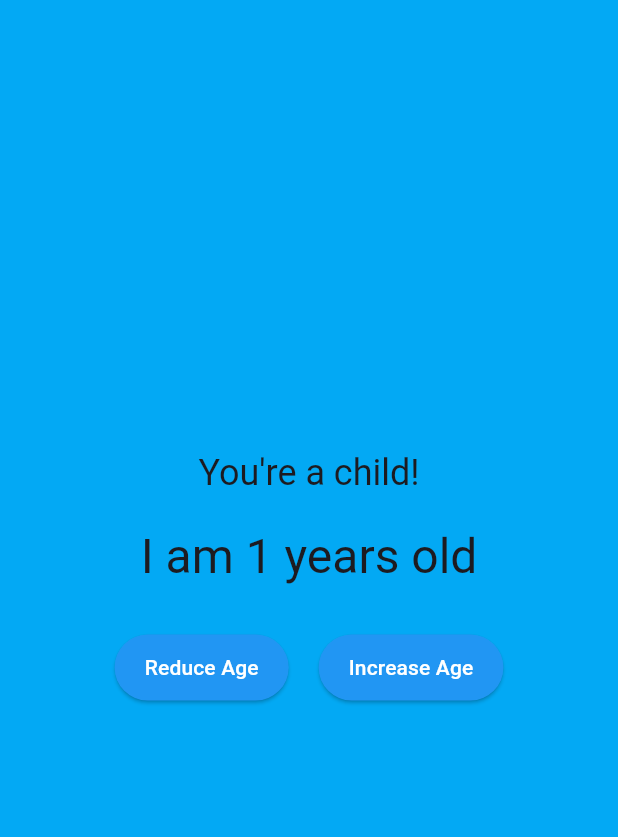
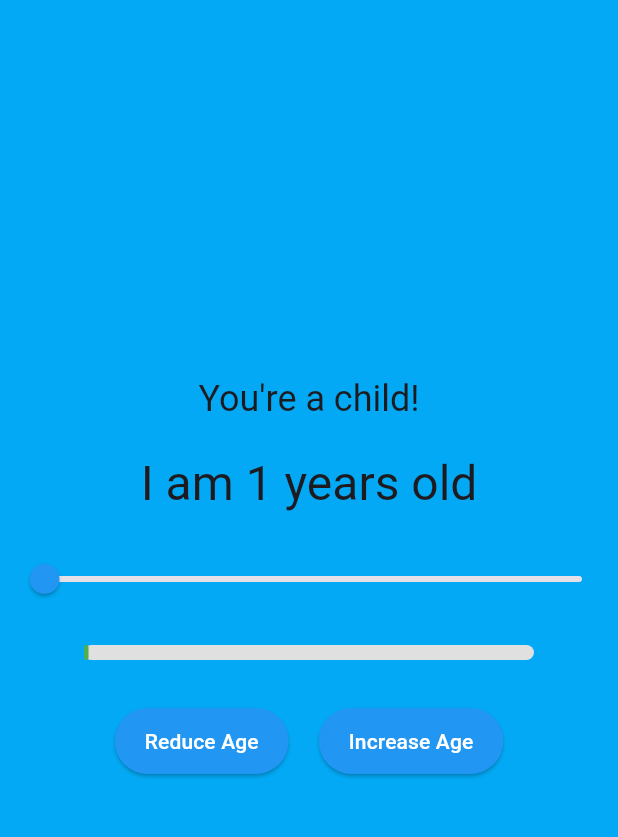
Before and after one commit to FaithNnakwe/milestone_app, a Flutter app: the screen it shows after launch, after a tap on "Increase Age", on a phone screen of 412 x 824 dp, the part 84-921 px from its top. Run offline on Flutter 3.47's test engine with Material 3 defaults, Android fonts, the light colour scheme and no system bars; missing offline and left inert: window_size.

Commit message:
Added slider and optimized it making it user friendly

```diff
--- a/lib/main.dart
+++ b/lib/main.dart
@@ -36,9 +36,16 @@ void setupWindow() {
 class Counter with ChangeNotifier {
   int value = 0;
 
+  void setAge(double newAge) {
+    value = newAge.toInt();
+    notifyListeners();
+  }
+
   void increment() {
-    value += 1;
-    notifyListeners();
+    if (value < 99) {
+      value += 1;
+      notifyListeners();
+    }
   }
 
   void decrement() {
@@ -68,7 +75,7 @@ class MyApp extends StatelessWidget {
 class MyHomePage extends StatelessWidget {
   const MyHomePage({super.key});
 
-  // Function to determine message and background color based on age
+  // Determine message and background color based on age
   Map<String, dynamic> getAgeMilestone(int age) {
     if (age <= 12) {
       return {'message': "You're a child!", 'color': Colors.lightBlue};
@@ -81,7 +88,18 @@ class MyHomePage extends StatelessWidget {
     } else if (age <= 68) {
       return {'message': "Golden years!", 'color': Colors.grey};
     } else {
-      return {'message': "Enjoy your retirement years!", 'color': Colors.red};
+      return {'message': "Enjor your retirement years!", 'color': Colors.pinkAccent};
+    }
+  }
+
+  // Determine progress bar color based on age
+  Color getProgressColor(int age) {
+    if (age <= 33) {
+      return Colors.green;
+    } else if (age <= 67) {
+      return Colors.yellow;
+    } else {
+      return Colors.red;
     }
   }
 
@@ -90,50 +108,92 @@ class MyHomePage extends StatelessWidget {
     return Consumer<Counter>(
       builder: (context, counter, child) {
         var milestone = getAgeMilestone(counter.value);
+        var progressColor = getProgressColor(counter.value);
+        double progress = counter.value / 99; // Normalize to 0-1 for the progress bar
 
         return Scaffold(
           appBar: AppBar(
             title: const Text('Age Counter'),
           ),
           body: Container(
-            color: milestone['color'], // Set background color dynamically
+            color: milestone['color'], // Background color changes based on age
             child: Center(
               child: Column(
                 mainAxisAlignment: MainAxisAlignment.center,
                 children: [
                   Text(
-                    milestone['message'], // Display milestone message
+                    milestone['message'], // Milestone message
                     style: Theme.of(context).textTheme.headlineSmall,
                   ),
                   const SizedBox(height: 20),
                   Text(
-                    'I am ${counter.value} years old', // Display current age in sentence format
+                    'I am ${counter.value} years old', // Display age
                     style: Theme.of(context).textTheme.headlineLarge,
                   ),
+                  const SizedBox(height: 20),
+
+                  // Slider to adjust age
+                  Slider(
+                    value: counter.value.toDouble(),
+                    min: 0,
+                    max: 99,
+                    divisions: 99,
+                    label: counter.value.toString(),
+                    onChanged: (double newAge) {
+                      context.read<Counter>().setAge(newAge);
+                    },
+                    activeColor: Colors.blue, // Slider color
+                    thumbColor: Colors.blue,
+                  ),
+
+                  const SizedBox(height: 20),
+
+                  // Progress bar
+                  Container(
+                    width: 300,
+                    height: 10,
+                    decoration: BoxDecoration(
+                      borderRadius: BorderRadius.circular(5),
+                      color: Colors.grey[300], // Background color
+                    ),
+                    child: FractionallySizedBox(
+                      alignment: Alignment.centerLeft,
+                      widthFactor: progress, // Adjusts based on age
+                      child: Container(
+                        decoration: BoxDecoration(
+                          borderRadius: BorderRadius.circular(5),
+                          color: progressColor, // Changes color dynamically
+                        ),
+                      ),
+                    ),
+                  ),
+
                   const SizedBox(height: 30),
+
+                  // Increase & Decrease Age Buttons
                   Row(
                     mainAxisAlignment: MainAxisAlignment.center,
                     children: [
                       ElevatedButton(
                         style: ElevatedButton.styleFrom(
-                          backgroundColor: Colors.blue, // Sets button color to blue
+                          backgroundColor: Colors.blue, // Button color
                           padding: const EdgeInsets.symmetric(horizontal: 20, vertical: 12),
                         ),
                         onPressed: () {
                           context.read<Counter>().decrement();
                         },
-                        child: const Text('Reduce Age', style: TextStyle(color: Colors.white)),
+                        child: const Text('Reduce Age', style: TextStyle(color: Colors.white),),
                       ),
                       const SizedBox(width: 20, height: 20,),
                       ElevatedButton(
                         style: ElevatedButton.styleFrom(
-                          backgroundColor: Colors.blue, // Sets button color to blue
+                          backgroundColor: Colors.blue, // Button color
                           padding: const EdgeInsets.symmetric(horizontal: 20, vertical: 12),
                         ),
                         onPressed: () {
                           context.read<Counter>().increment();
                         },
-                        child: const Text('Increase Age',style: TextStyle(color: Colors.white)),
+                        child: const Text('Increase Age', style: TextStyle(color: Colors.white),),
                       ),
                     ],
                   ),
```
